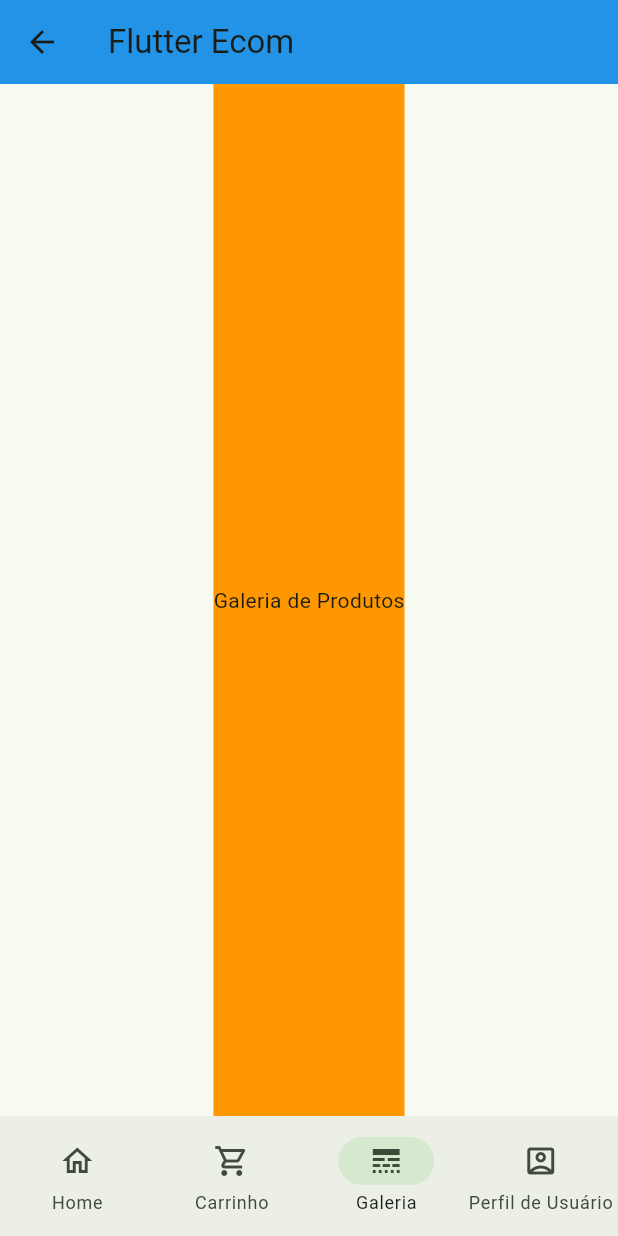
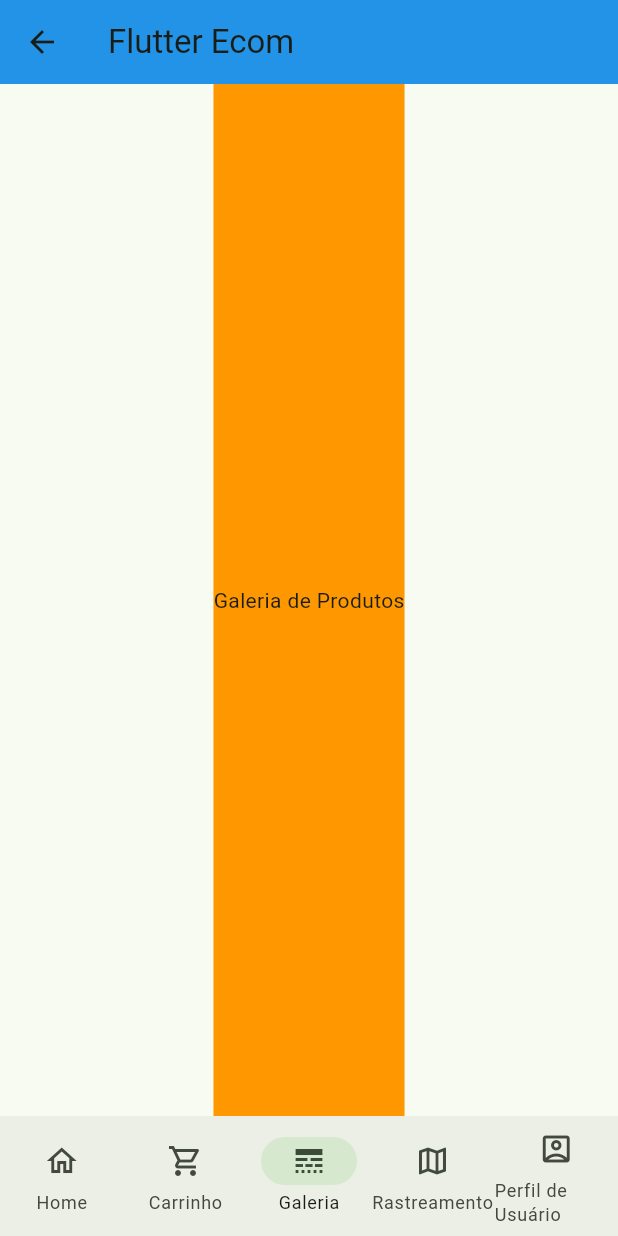
Before and after one commit to movingGreen/aula_Flutter, a Flutter app: the MainPage screen opened by its route, item 3 of the bottom bar chosen, on a phone screen of 412 x 824 dp. Run offline on Flutter 3.47's test engine with Material 2 defaults, Android fonts, the phone set to English and light mode, and no system bars; our stand-ins replace cloud_firestore, firebase_auth, firebase_core; accounts and stored records are empty.

Commit message:
tela mapa

```diff
--- a/lib/pages/main/main_page.dart
+++ b/lib/pages/main/main_page.dart
@@ -1,4 +1,5 @@
 import 'package:flutter/material.dart';
+import 'package:prog_app/pages/rastreamento/rastreamento_page.dart';
 import 'package:prog_app/pages/userprofile/user_profile_page.dart';
 
 class MainPage extends StatefulWidget {
@@ -46,6 +47,9 @@ class _MainPageState extends State<MainPage> {
           ),
         ),
         const Center(
+          child: RastreamentoPage(),
+        ),
+        const Center(
           child: UserProfilePage(),
         ),
       ][_index],
@@ -70,6 +74,10 @@ class _MainPageState extends State<MainPage> {
               label: 'Galeria',
             ),
             NavigationDestination(
+              icon: Icon(Icons.map_outlined),
+              label: 'Rastreamento',
+            ),
+            NavigationDestination(
               icon: Icon(Icons.account_box_outlined),
               label: 'Perfil de Usuário',
             )
--- a/lib/pages/main_page.dart
+++ b/lib/pages/main_page.dart
@@ -74,6 +74,7 @@ class _MainPageState extends State<MainPage> {
         items: const [
           BottomNavigationBarItem(icon: Icon(Icons.home), label: "Home"),
           BottomNavigationBarItem(icon: Icon(Icons.list), label: "Pedidos"),
+          BottomNavigationBarItem(icon: Icon(Icons.map), label: "Rastreamento"),
           BottomNavigationBarItem(
               icon: Icon(Icons.person), label: "Perfil de Usuário"),
           BottomNavigationBarItem(
@@ -93,6 +94,9 @@ class _MainPageState extends State<MainPage> {
             ),
             ListTile(
               title: Text("Pedidos"),
+            ),
+            ListTile(
+              title: Text("Rastreamento de pedidos"),
             ),
             ListTile(
               title: Text("Perfil do Usuário"),
--- a/pubspec.yaml
+++ b/pubspec.yaml
@@ -34,6 +34,7 @@ dependencies:
   firebase_auth: ^4.7.3
   flutter:
     sdk: flutter
+  flutter_map: ^6.0.1
   image_picker: ^1.0.4
   provider: ^6.0.5
 
```
Also changed, not shown: lib/pages/rastreamento/rastreamento_page.dart (added, +15 -0 lines), pubspec.lock.
